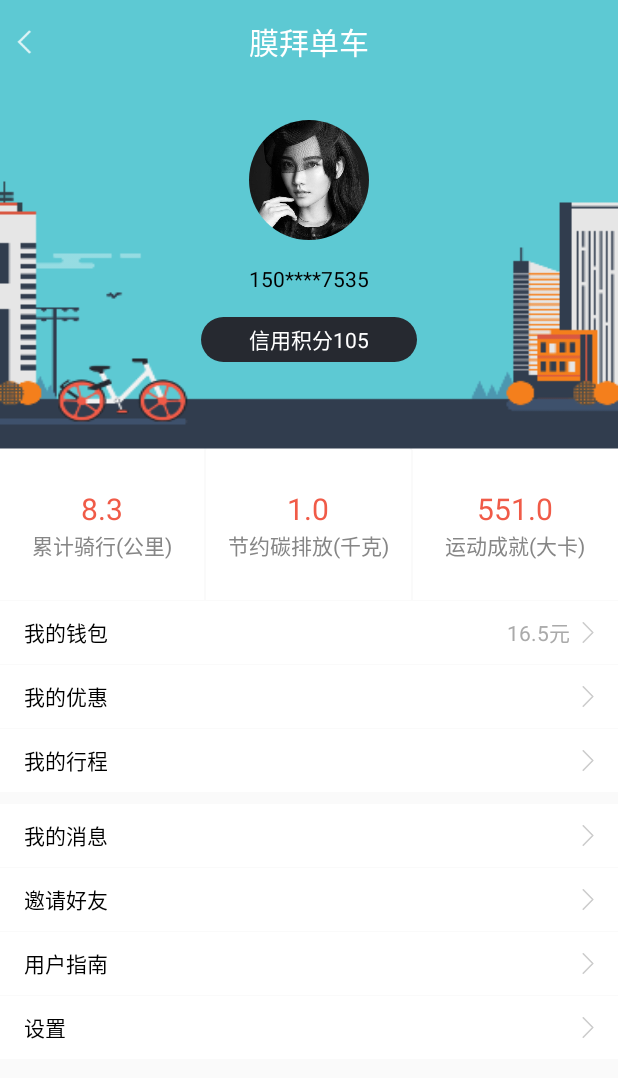
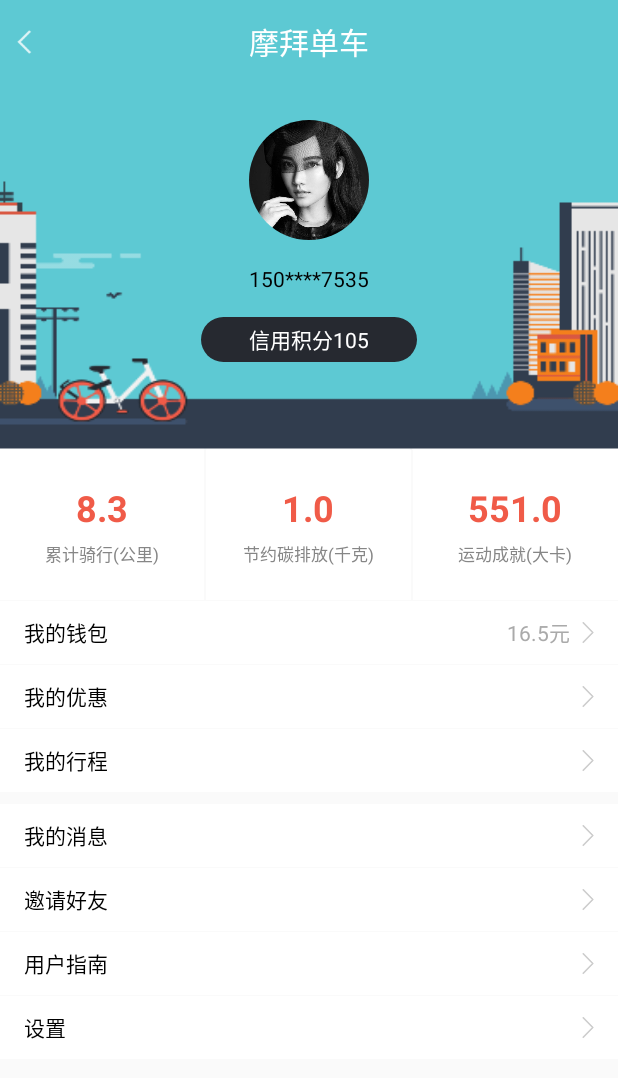
Before and after one commit to sun8829/OdyAndroidStore, an Android app: the CoordinatorMobileActivity screen opened directly, with no data from a screen before it, on a phone screen of 412 x 824 dp. Shown: the top 1078 px of the screen. Run offline under Robolectric (Android 15) with nearby library versions, the phone set to English and light mode, and no system bars; our stand-ins replace ButterKnife, CircleImageView.

Commit message:
修改错别字

```diff
--- a/app/src/main/java/com/huaye/odyandroidstore/md/CoordinatorMobileActivity.java
+++ b/app/src/main/java/com/huaye/odyandroidstore/md/CoordinatorMobileActivity.java
@@ -51,7 +51,7 @@ public class CoordinatorMobileActivity extends BaseActivity {
                 int offSetAbs = Math.abs(verticalOffset);
                 float percentage;
                 if (offSetAbs < halfScroll) {
-                    title.setText("膜拜单车");
+                    title.setText("摩拜单车");
                     percentage = 1 - (float) offSetAbs / (float) halfScroll;
                 } else {
                     title.setText("个人中心");
--- a/app/src/main/res/layout/activity_coordinator_mobile.xml
+++ b/app/src/main/res/layout/activity_coordinator_mobile.xml
@@ -16,8 +16,6 @@
             android:layout_width="match_parent"
             android:layout_height="match_parent"
             android:background="#5DC9D3"
-            app:expandedTitleMarginEnd="64dp"
-            app:expandedTitleMarginStart="?attr/actionBarSize"
             app:layout_scrollFlags="scroll|exitUntilCollapsed|snap">
 
             <RelativeLayout
@@ -137,13 +135,16 @@
                         android:layout_height="wrap_content"
                         android:text="8.3"
                         android:textColor="#F05B48"
-                        android:textSize="20sp" />
+                        android:textSize="24sp"
+                        android:textStyle="bold" />
 
                     <TextView
                         android:layout_width="wrap_content"
                         android:layout_height="wrap_content"
+                        android:layout_marginTop="6dp"
                         android:text="累计骑行(公里)"
-                        android:textColor="#868686" />
+                        android:textColor="#868686"
+                        android:textSize="11sp" />
                 </LinearLayout>
 
                 <LinearLayout
@@ -161,13 +162,16 @@
                         android:layout_height="wrap_content"
                         android:text="1.0"
                         android:textColor="#F05B48"
-                        android:textSize="20sp" />
+                        android:textSize="24sp"
+                        android:textStyle="bold" />
 
                     <TextView
                         android:layout_width="wrap_content"
                         android:layout_height="wrap_content"
+                        android:layout_marginTop="6dp"
                         android:text="节约碳排放(千克)"
-                        android:textColor="#868686" />
+                        android:textColor="#868686"
+                        android:textSize="11sp" />
 
                 </LinearLayout>
 
@@ -185,13 +189,16 @@
                         android:layout_height="wrap_content"
                         android:text="551.0"
                         android:textColor="#F05B48"
-                        android:textSize="20sp" />
+                        android:textSize="24sp"
+                        android:textStyle="bold" />
 
                     <TextView
                         android:layout_width="wrap_content"
                         android:layout_height="wrap_content"
+                        android:layout_marginTop="6dp"
                         android:text="运动成就(大卡)"
-                        android:textColor="#868686" />
+                        android:textColor="#868686"
+                        android:textSize="11sp" />
                 </LinearLayout>
             </LinearLayout>
 
```
